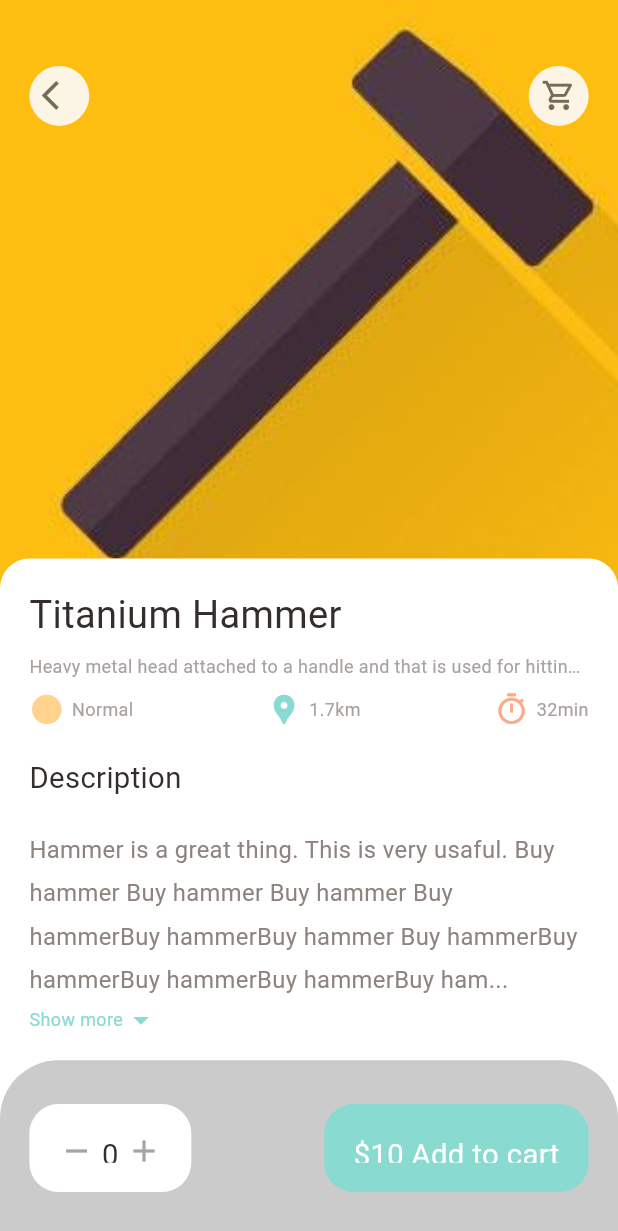
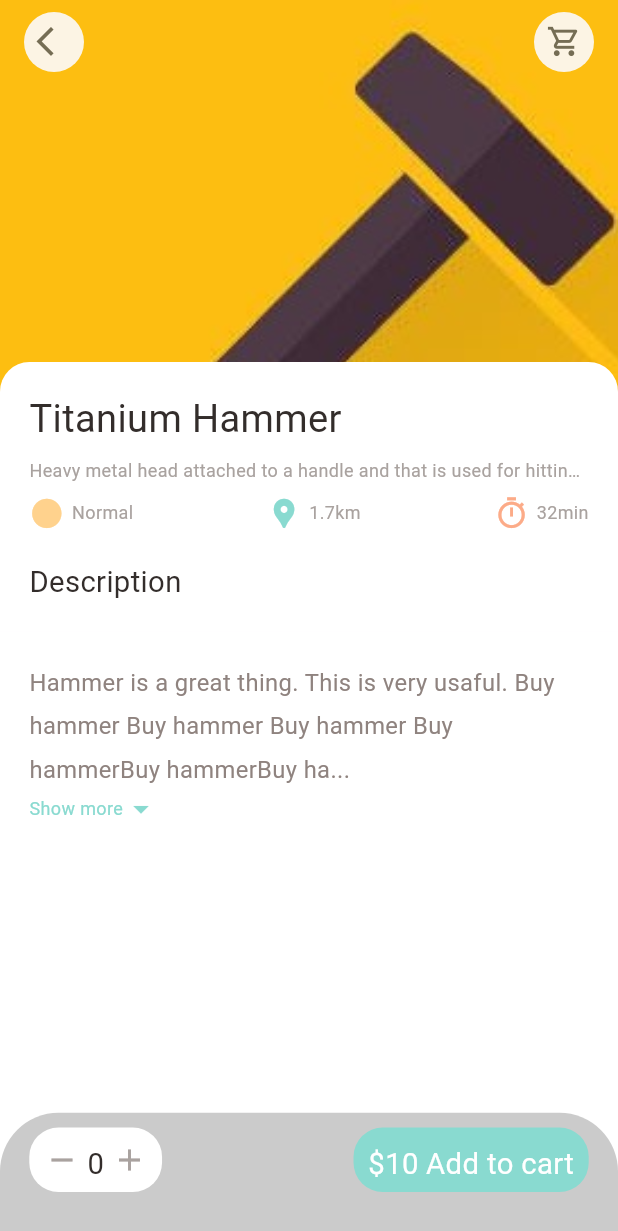
Before and after one commit to piumaldias/HandyPlug, a Flutter app: the screen it shows after launch, on a phone screen of 412 x 824 dp. Shown: the top 1231 px of the screen. Run offline on Flutter 3.47's test engine with Material 2 defaults, Android fonts, the light colour scheme and no system bars; our stand-ins replace dots_indicator, get; network calls fail.

Commit message:
--databse files

```diff
--- /dev/null
+++ b/lib/controllers/popular_product_controller.dart
@@ -0,0 +1,24 @@
+import 'package:get/get.dart';
+import 'package:hardware_app/data/repository/popular_product_repo.dart';
+import 'package:hardware_app/models/products_model.dart';
+
+class PopularProductController extends GetxController{
+  final PopularProductRepo popularProductRepo;
+  PopularProductController ({required this.popularProductRepo});
+  List<dynamic> _popularProductList =[];
+  List<dynamic> getpopularProductList() => _popularProductList;
+
+  Future<void> getPopularProductList() async{
+    Response response = await popularProductRepo.getPopularProductList();
+    print("Done");
+    print(response.statusText.toString());
+    if (response.statusCode ==200){
+      print("got products");
+      _popularProductList =[];
+      _popularProductList.addAll(Product.fromJson(response.body).products);
+      update();
+    }else{
+
+    }
+  }
+}
--- /dev/null
+++ b/lib/data/repository/popular_product_repo.dart
@@ -0,0 +1,11 @@
+import 'package:get/get.dart';
+import 'package:hardware_app/data/api/api_client.dart';
+
+class PopularProductRepo extends GetxService {
+  final ApiClient apiClient;
+  PopularProductRepo({required this.apiClient});
+
+  Future<Response> getPopularProductList() async {
+    return await apiClient.getData("/api/v1/products/popular");
+  }
+}
--- a/lib/pages/tools/popular_tools.dart
+++ b/lib/pages/tools/popular_tools.dart
@@ -17,7 +17,68 @@ class PopularToolsDetail extends StatelessWidget {
   Widget build(BuildContext context) {
     return Scaffold(
       backgroundColor: Colors.white,
-      body: Stack(
+      body: CustomScrollView(
+        slivers: [
+          SliverAppBar(
+            title: Row(
+              mainAxisAlignment: MainAxisAlignment.spaceBetween,
+              children: [
+                AppIcon(icon: Icons.arrow_back_ios,),
+                AppIcon(icon: Icons.shopping_cart_outlined)
+              ],
+            ),
+            bottom: PreferredSize(
+              preferredSize: Size.fromHeight(120*Dimensions.atomicHeight),
+              child: Container(
+                child: Column(
+                  crossAxisAlignment: CrossAxisAlignment.start,
+                  children: [
+                    AppColumn(text: "Titanium Hammer"),
+                    SizedBox(
+                      height: Dimensions.height20,
+                    ),
+                    BigText(text: "Description"),
+                    SizedBox(
+                      height: Dimensions.height20,
+                    ),
+                  ],
+                ),
+                decoration: BoxDecoration(
+                  borderRadius: BorderRadius.only(
+                      topLeft: Radius.circular(Dimensions.radius20),
+                      topRight: Radius.circular(Dimensions.radius20)),
+                  color: Colors.white,
+                ),
+                padding: EdgeInsets.only(
+                    left: Dimensions.width20,
+                    right: Dimensions.width20,
+                    top: Dimensions.height20),
+              ),
+            ),
+            pinned: true,
+            expandedHeight: 400*Dimensions.atomicHeight,
+            flexibleSpace: FlexibleSpaceBar(
+              background: Image.asset(
+                "assets/image/tool1.jpg",
+                width: double.maxFinite,
+                fit: BoxFit.cover,
+              ),
+            ),
+          ),
+          SliverToBoxAdapter(
+            child: Container(
+              padding: EdgeInsets.only(
+                  left: Dimensions.width20,
+                  right: Dimensions.width20,
+                  top: Dimensions.height20),
+              child: ExpandableTextWidget(
+                  text:
+                      "Hammer is a great thing. This is very usaful. Buy hammer Buy hammer Buy hammer Buy hammerBuy hammerBuy hammer Buy hammerBuy hammerBuy hammerBuy hammerBuy hammer .Hammer is a great thing. This is very usaful. Buy hammer Buy hammer Buy hammer Buy hammerBuy hammerBuy hammer Buy hammerBuy hammerBuy hammerBuy hammerBuy hammer .Hammer is a great thing. This is very usaful. Buy hammer Buy hammer Buy hammer Buy hammerBuy hammerBuy hammer Buy hammerBuy hammerBuy hammerBuy hammerBuy hammer .Hammer is a great thing. This is very usaful. Buy hammer Buy hammer Buy hammer Buy hammerBuy hammerBuy hammer Buy hammerBuy hammerBuy hammerBuy hammerBuy hammer .Hammer is a great thing. This is very usaful. Buy hammer Buy hammer Buy hammer Buy hammerBuy hammerBuy hammer Buy hammerBuy hammerBuy hammerBuy hammerBuy hammer"),
+            ),
+          )
+        ],
+      ),
+      /* body:  Stack(
         children: [
           //background img
           Positioned(
@@ -39,7 +100,7 @@ class PopularToolsDetail extends StatelessWidget {
               child: Row(
                 mainAxisAlignment: MainAxisAlignment.spaceBetween,
                 children: [
-                  AppIcon(icon: Icons.arrow_back_ios),
+                  AppIcon(icon: Icons.arrow_back_ios,),
                   AppIcon(icon: Icons.shopping_cart_outlined)
                 ],
               )),
@@ -77,48 +138,67 @@ class PopularToolsDetail extends StatelessWidget {
               ))
 
         ],
-      ),
+      ),*/
       bottomNavigationBar: Container(
         height: Dimensions.bottomHeightBar,
-        padding: EdgeInsets.only(top: Dimensions.height30,bottom: Dimensions.height30,left: Dimensions.width20,right: Dimensions.width20),
+        padding: EdgeInsets.only(
+            top: Dimensions.height10,
+            bottom: Dimensions.height30,
+            left: Dimensions.width20,
+            right: Dimensions.width20),
         decoration: BoxDecoration(
             color: AppColors.buttonBackgroundColor,
             borderRadius: BorderRadius.only(
-            topRight: Radius.circular(Dimensions.radius20*2),
-            topLeft: Radius.circular(Dimensions.radius20*2),
-
-          )
-        ),
+              topRight: Radius.circular(Dimensions.radius20 * 2),
+              topLeft: Radius.circular(Dimensions.radius20 * 2),
+            )),
         child: Row(
           mainAxisAlignment: MainAxisAlignment.spaceBetween,
           children: [
             Container(
-              padding:EdgeInsets.only(top: Dimensions.height20,bottom: Dimensions.height20,left: Dimensions.width20,right: Dimensions.width20),
+              padding: EdgeInsets.only(
+                  top: Dimensions.height10,
+                  bottom: Dimensions.height10,
+                  left: Dimensions.width10,
+                  right: Dimensions.width10),
               decoration: BoxDecoration(
                 borderRadius: BorderRadius.circular(Dimensions.radius20),
                 color: Colors.white,
-
               ),
               child: Row(
                 children: [
-                  Icon((Icons.remove),color: AppColors.signColor,),
-                  SizedBox(width:Dimensions.width10/2),
+                  Icon(
+                    (Icons.remove),
+                    color: AppColors.signColor,
+                  ),
+                  SizedBox(width: Dimensions.width10 / 2),
                   BigText(text: "0"),
-                  SizedBox(width:Dimensions.width10/2),
-                  Icon(Icons.add,color: AppColors.signColor,)
+                  SizedBox(width: Dimensions.width10 / 2),
+                  Icon(
+                    Icons.add,
+                    color: AppColors.signColor,
+                  )
                 ],
               ),
             ),
             Container(
-        padding:EdgeInsets.only(top: Dimensions.height20,bottom: Dimensions.height20,left: Dimensions.width20,right: Dimensions.width20),
+                padding: EdgeInsets.only(
+                    top: Dimensions.height10,
+                    bottom: Dimensions.height10,
+                    left: Dimensions.width10,
+                    right: Dimensions.width10),
                 decoration: BoxDecoration(
                   borderRadius: BorderRadius.circular(Dimensions.radius20),
                   color: AppColors.mainColor,
-
                 ),
-        child: Row(
-
-          children: [BigText(text: "\$10",color: Colors.white,),SizedBox(width:Dimensions.width10/2),BigText(text: "Add to cart",color: Colors.white)]))
+                child: Row(children: [
+                  BigText(
+                    text: "\$10",
+                    color: Colors.white,
+                  ),
+                  SizedBox(width: Dimensions.width10 / 2),
+                  BigText(text: "Add to cart", color: Colors.white)
+                ]))
           ],
         ),
       ),
--- a/lib/utils/dimensions.dart
+++ b/lib/utils/dimensions.dart
@@ -37,8 +37,8 @@ static double iconSize24 =  screenHeight/35.17;
 static double iconSize16 = screenHeight /35.17;
 
 //populartoolds img
-static double popularToolsImgSize = screenHeight/2.1;
+static double popularToolsImgSize = screenHeight/3.1;
 //bottom height
-static double bottomHeightBar= screenHeight/7.03;
+static double bottomHeightBar= screenHeight/10.03;
 
 }
--- a/lib/widgets/app_icon.dart
+++ b/lib/widgets/app_icon.dart
@@ -8,7 +8,8 @@ class AppIcon extends StatelessWidget {
   final Color backgroundColor;
   final Color iconColor;
   final double size;
-  AppIcon({Key? key,
+
+  const AppIcon({Key? key,
   required this.icon,
 this.backgroundColor = const Color(0XffFcf4e4),
     this.iconColor = const Color(0xff756d54),
@@ -20,6 +21,7 @@ this.backgroundColor = const Color(0XffFcf4e4),
     return Container(
       width: size ,
       height: size,
+      alignment: Alignment.center,
       decoration: BoxDecoration(
         borderRadius: BorderRadius.circular(size/2),
         color: backgroundColor,
@@ -29,6 +31,7 @@ this.backgroundColor = const Color(0XffFcf4e4),
       color: iconColor,
       size: Dimensions.iconSize16,
       ),
+
     );
   }
 }
--- a/lib/widgets/big_text.dart
+++ b/lib/widgets/big_text.dart
@@ -23,7 +23,8 @@ class BigText extends StatelessWidget {
           fontFamily: "Roboto",
           fontSize: size==0?Dimensions.font20:size,
           color: color,
-          fontWeight: FontWeight.w400
+          fontWeight: FontWeight.w400,
+
         )
 
     );
--- a/lib/widgets/expandable_text_widget.dart
+++ b/lib/widgets/expandable_text_widget.dart
@@ -17,7 +17,7 @@ class _ExpandableTextWidgetState extends State<ExpandableTextWidget> {
   late String secondHalf;
 
   bool hiddenText =true;
-  double textHeght =150*Dimensions.atomicHeight;
+  double textHeght =100*Dimensions.atomicHeight;
 
   @override
   void initState()  {
```
Also changed, not shown: lib/data/api/api_client.dart (added, +26 -0 lines), lib/helper/dependencies.dart (added, +16 -0 lines), lib/main.dart (+11 -1 lines), lib/models/products_model.dart (added, +66 -0 lines), lib/pages/tools/recommeded_tool_detail.dart (+7 -1 lines). Lines whose indentation alone changed are shown as unchanged.
